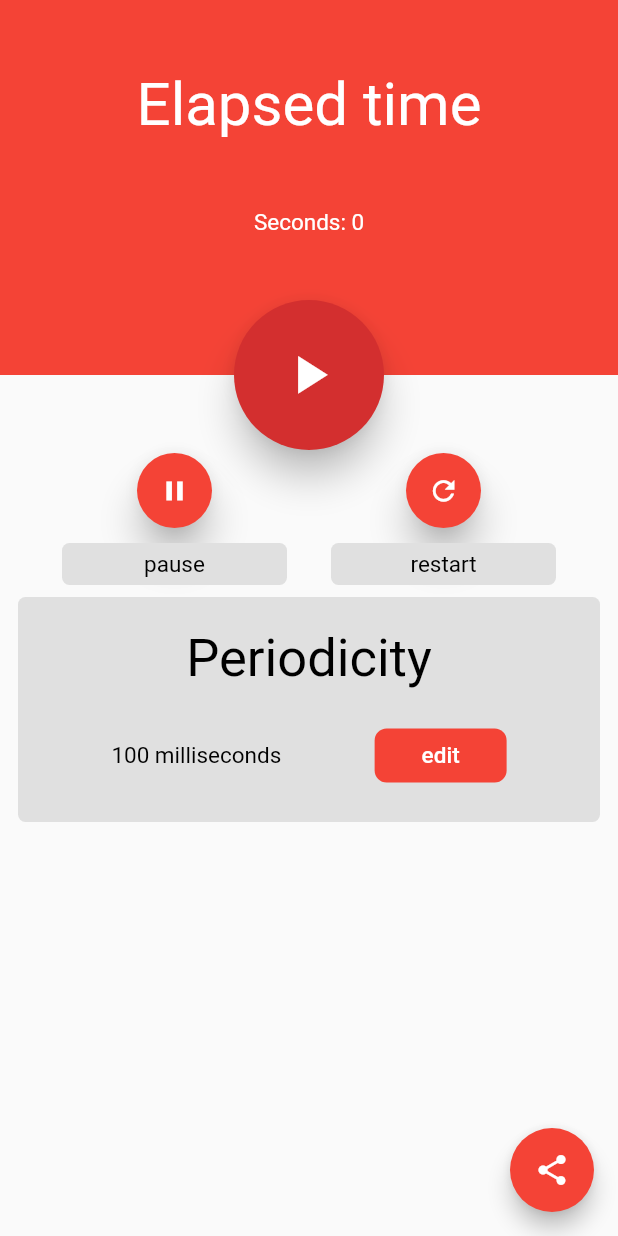
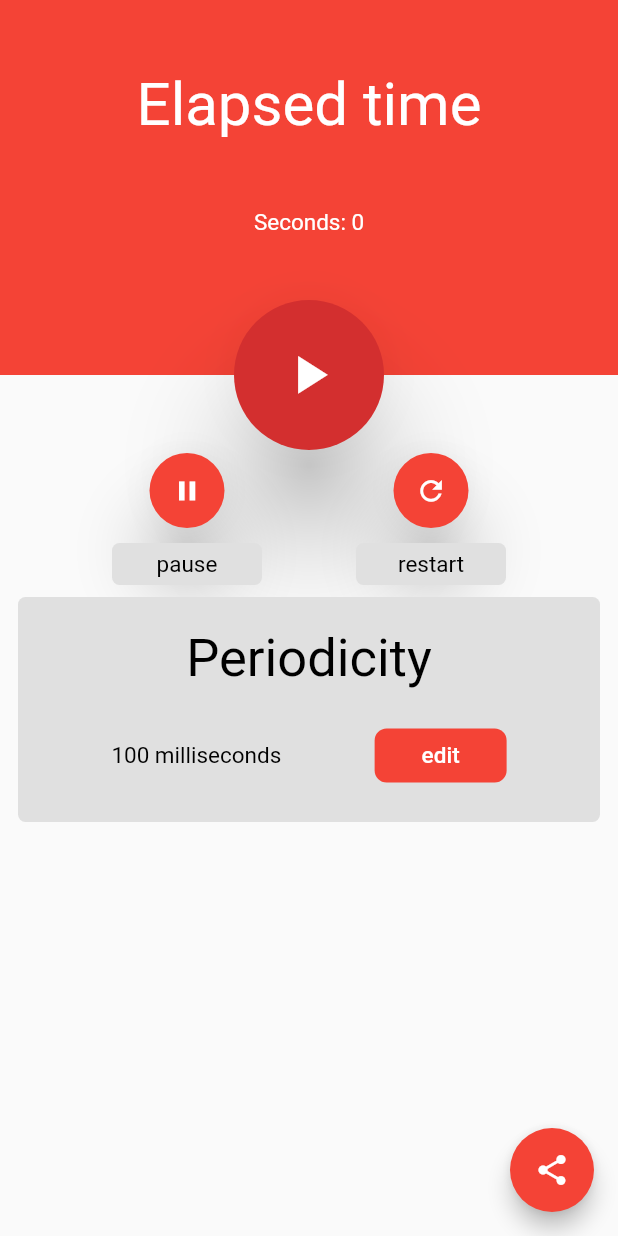
Before and after one commit to Youngermaster/Accelerometer, a Flutter app: the screen it shows after launch, on a phone screen of 412 x 824 dp. Run offline on Flutter 3.47's test engine with Material 2 defaults, Android fonts, the phone set to English and light mode, and no system bars; our stand-ins replace flushbar, sensors; missing offline and left inert: flutter_email_sender.

Commit message:
BUG FIXED: placeholderBoxTitles so closer to each other

```diff
--- a/lib/pages/home/home_page.dart
+++ b/lib/pages/home/home_page.dart
@@ -126,7 +126,7 @@ class _HomePageState extends State<HomePage> {
                       Opacity(
                           opacity: animation.titleOpacity.value,
                           child: placeholderBoxTitle(
-                              28, 150, Alignment.centerLeft, "pause")),
+                              28, 100, Alignment.centerLeft, "pause")),
                     ],
                   ),
                   Column(
@@ -139,7 +139,7 @@ class _HomePageState extends State<HomePage> {
                       Opacity(
                           opacity: animation.titleOpacity.value,
                           child: placeholderBoxTitle(
-                              28, 150, Alignment.centerLeft, "restart")),
+                              28, 100, Alignment.centerLeft, "restart")),
                     ],
                   ),
                 ],
@@ -224,7 +224,7 @@ class _HomePageState extends State<HomePage> {
                 )..show(context);
               },
               backgroundColor: Colors.red.shade700,
-              elevation: 10.0,
+              elevation: 30.0,
             ),
           ),
         ),
@@ -258,7 +258,7 @@ class _HomePageState extends State<HomePage> {
             )..show(context);
           },
           backgroundColor: Colors.red,
-          elevation: 10.0,
+          elevation: 20.0,
         ),
       ),
     );
@@ -287,7 +287,7 @@ class _HomePageState extends State<HomePage> {
             )..show(context);
           },
           backgroundColor: Colors.red,
-          elevation: 10.0,
+          elevation: 20.0,
         ),
       ),
     );
@@ -396,7 +396,7 @@ class _HomePageState extends State<HomePage> {
             ),
             actions: <Widget>[
               MaterialButton(
-                elevation: 5.0,
+                elevation: 25.0,
                 child: Text('Submit'),
                 onPressed: () {
                   try {
```
